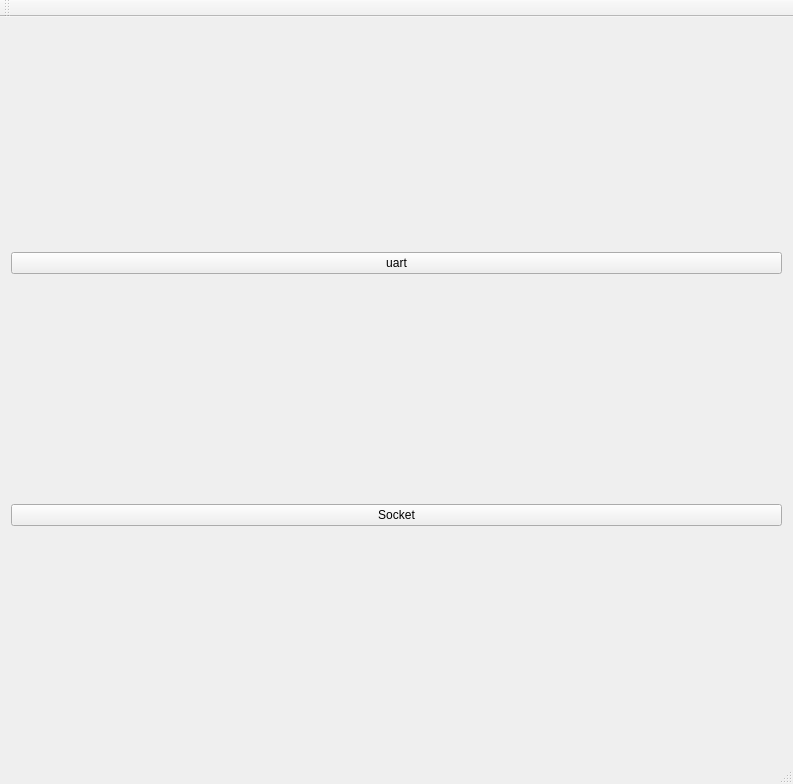
Above: oscartool.ui from isDerek/OscarTool before the change. Below: the same form after it.
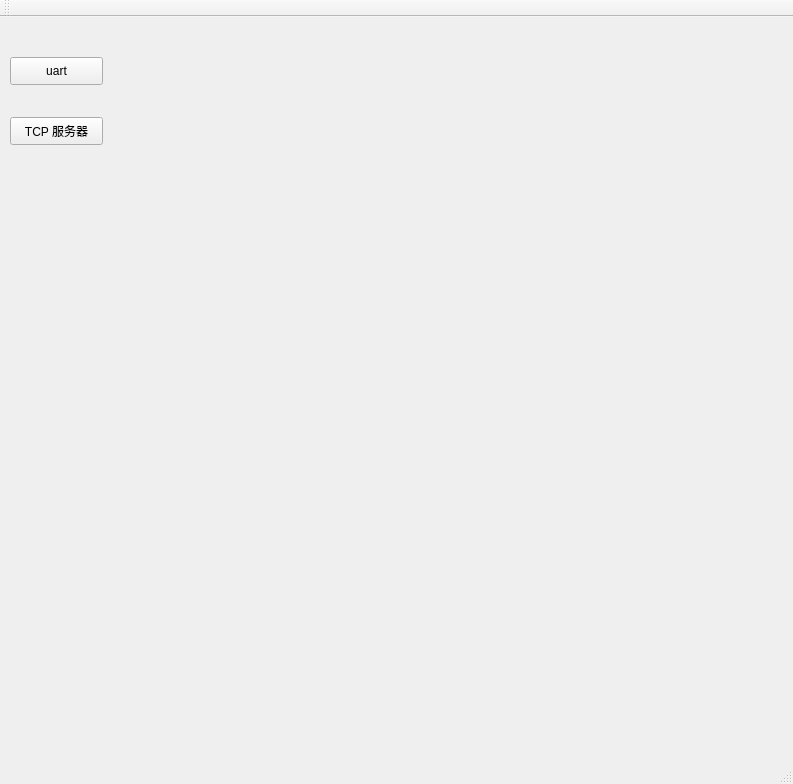
That is the form after the change.

Commit message: 完成了 QT5 串口调试助手，完成了 QT5 TCP 服务器的基本功能

The edit to the form file:
```diff
--- a/oscartool.ui
+++ b/oscartool.ui
@@ -14,22 +14,32 @@
    <string>OscarTool</string>
   </property>
   <widget class="QWidget" name="centralWidget">
-   <layout class="QGridLayout" name="gridLayout_7">
-    <item row="0" column="0">
-     <widget class="QPushButton" name="uartDebug">
+   <widget class="QPushButton" name="uartDebugBtn">
+    <property name="geometry">
+     <rect>
+      <x>10</x>
+      <y>40</y>
+      <width>93</width>
+      <height>28</height>
+     </rect>
+    </property>
       <property name="text">
        <string>uart</string>
       </property>
      </widget>
-    </item>
-    <item row="1" column="0">
-     <widget class="QPushButton" name="socketDebug">
+   <widget class="QPushButton" name="TCPServerBtn">
+    <property name="geometry">
+     <rect>
+      <x>10</x>
+      <y>100</y>
+      <width>93</width>
+      <height>28</height>
+     </rect>
+    </property>
       <property name="text">
-       <string>Socket</string>
-      </property>
-     </widget>
-    </item>
-   </layout>
+     <string>TCP 服务器</string>
+    </property>
+   </widget>
   </widget>
   <widget class="QMenuBar" name="menuBar">
    <property name="geometry">
```
Lines whose indentation alone changed are shown as unchanged. The commit also changes 15 other files.
